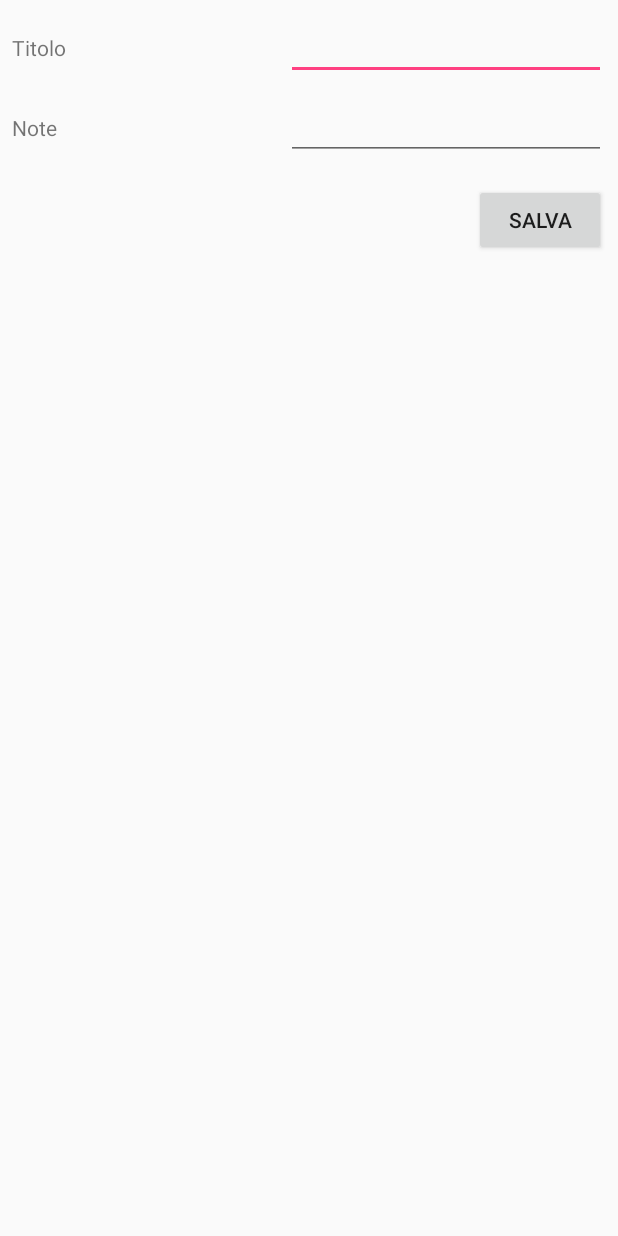
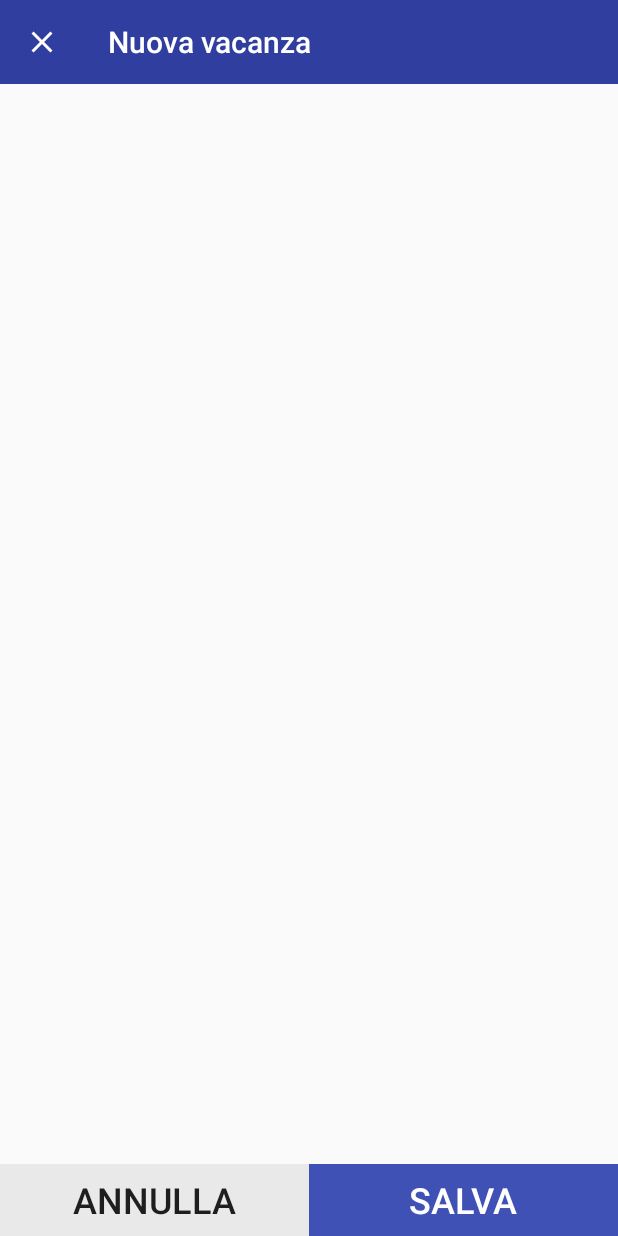
Before and after one commit to RiccardoBiffi/Vacation_Friend, an Android app: the screen it shows after launch (NewVacationActivity), after a tap on an icon or button, on a phone screen of 412 x 824 dp. Run offline under Robolectric (Android 15) with nearby library versions, the phone set to English and light mode, and no system bars; our stand-ins replace Room's generated code; libraries missing offline, so code that uses them is left out: android.arch.persistence.

Commit message:
Inizio importazioni campi nella recyclerview. Iniziato ad impostare l'adapter e la struttura per il passaggio dati degli oggetti interessati.

```diff
--- /dev/null
+++ b/app/src/main/java/com/rbiffi/vacationfriend/Repository/FieldListAdapter.java
@@ -0,0 +1,61 @@
+package com.rbiffi.vacationfriend.Repository;
+
+import android.content.Context;
+import android.support.v7.widget.RecyclerView;
+import android.view.LayoutInflater;
+import android.view.View;
+import android.view.ViewGroup;
+
+import com.rbiffi.vacationfriend.VacationList.IClickEvents;
+
+import java.lang.reflect.Field;
+import java.util.Arrays;
+import java.util.List;
+
+public class FieldListAdapter extends RecyclerView.Adapter<FieldListAdapter.FieldViewHolder> {
+
+    //TODO lista di interi per tutti i possibili fieldList
+    private static final int VIEW_TYPE_TITLE = 0;
+    private static final int VIEW_TYPE_PERIOD = 1;
+    private static final int VIEW_TYPE_PLACE = 2;
+    private static final int VIEW_TYPE_PARTECIPANTS = 3;
+    private static final int VIEW_TYPE_PHOTO = 4;
+    private static final int VIEW_TYPE_NOTES = 5;
+    //...
+
+    private final LayoutInflater inflater;
+    private IClickEvents listener;
+    private List<String> fieldList;
+
+    public FieldListAdapter(Context applicationContext, IUserEditableObject editableObj) {
+        inflater = LayoutInflater.from(applicationContext);
+        fieldList = editableObj.getEditableFields();
+    }
+
+    @Override
+    public FieldViewHolder onCreateViewHolder(ViewGroup parent, int viewType) {
+        return null;
+    }
+
+    @Override
+    public void onBindViewHolder(FieldViewHolder holder, int position) {
+
+    }
+
+    @Override
+    public int getItemCount() {
+        return fieldList.size();
+    }
+
+    @Override
+    public int getItemViewType(int position) {
+        return super.getItemViewType(position);
+    }
+
+    class FieldViewHolder extends RecyclerView.ViewHolder {
+
+        public FieldViewHolder(View itemView) {
+            super(itemView);
+        }
+    }
+}
--- /dev/null
+++ b/app/src/main/java/com/rbiffi/vacationfriend/Repository/IUserEditableObject.java
@@ -0,0 +1,7 @@
+package com.rbiffi.vacationfriend.Repository;
+
+import java.util.List;
+
+public interface IUserEditableObject {
+    List<String> getEditableFields();
+}
--- a/app/src/main/java/com/rbiffi/vacationfriend/Repository/IVacationDao.java
+++ b/app/src/main/java/com/rbiffi/vacationfriend/Repository/IVacationDao.java
@@ -32,7 +32,7 @@ public interface IVacationDao {
     @Query("SELECT * FROM Vacation WHERE isAchieved = 1")
     List<VacationLite> getAchievedVacations();
 
-    @Query("SELECT * from Vacation ORDER BY name ASC")
+    @Query("SELECT * from Vacation ORDER BY title ASC")
     LiveData<List<VacationLite>> getAllVacations();
 
 
--- /dev/null
+++ b/app/src/main/java/com/rbiffi/vacationfriend/Repository/Period.java
@@ -0,0 +1,8 @@
+package com.rbiffi.vacationfriend.Repository;
+
+import java.util.Date;
+
+class Period {
+    public Date startDate;
+    public Date endDate;
+}
--- a/app/src/main/java/com/rbiffi/vacationfriend/Repository/Vacation.java
+++ b/app/src/main/java/com/rbiffi/vacationfriend/Repository/Vacation.java
@@ -1,32 +1,42 @@
 package com.rbiffi.vacationfriend.Repository;
 
+import android.arch.persistence.room.Embedded;
 import android.arch.persistence.room.Entity;
+import android.arch.persistence.room.Ignore;
 import android.arch.persistence.room.Index;
 import android.arch.persistence.room.PrimaryKey;
 import android.net.Uri;
 import android.support.annotation.NonNull;
-
-import java.util.Date;
+import java.util.Arrays;
+import java.util.List;
 
 @Entity(indices = {@Index("id")})
-public class Vacation {
+public class Vacation implements IUserEditableObject {
 
     @PrimaryKey(autoGenerate = true)
     @NonNull
     public int id;
 
     @NonNull
-    public String name;
+    public String title;
+
     @NonNull
-    public Date startDate;
-    @NonNull
-    public Date endDate;
+    @Embedded
+    public Period period;
 
-    public Uri photo;
-    public String note;
-    public Boolean isAchieved;
+    public String place;
 
     //@Relation(parentColumn = "id", entityColumn = "vacationId")
     //public List<Participant> participants;
 
+    public Uri photo;
+    public String notes;
+    public Boolean isAchieved;
+
+
+    @Ignore
+    @Override
+    public List<String> getEditableFields() {
+        return Arrays.asList("title","period","place","partecipants","photo","notes");
+    }
 }
--- a/app/src/main/java/com/rbiffi/vacationfriend/Repository/VacationDatabase.java
+++ b/app/src/main/java/com/rbiffi/vacationfriend/Repository/VacationDatabase.java
@@ -19,7 +19,7 @@ import java.text.SimpleDateFormat;
 
 @Database(entities = {
         Vacation.class,
-        Participant.class}, version = 3)
+        Participant.class}, version = 6)
 @TypeConverters({Converters.class})
 public abstract class VacationDatabase extends RoomDatabase {
 
@@ -64,7 +64,7 @@ public abstract class VacationDatabase extends RoomDatabase {
             DateFormat format = new SimpleDateFormat("dd/MM/yyyy");
 
             Vacation v = new Vacation();
-            v.name = "Croazia 2018";
+            v.title = "Croazia 2018";
             String start = "25/08/2017";
             String end = "02/09/2017";
             try {
@@ -78,12 +78,12 @@ public abstract class VacationDatabase extends RoomDatabase {
                 e.printStackTrace();
             }
             v.photo = Uri.parse("android.resource://com.rbiffi.vacationfriend/" + R.drawable.vacation_photo);
-            v.note = "Prima prova";
+            v.notes = "Prima prova";
             v.achived = false;
             vDao.insert(v);
 
             v = new Vacation();
-            v.name = "Ferragosto 2018";
+            v.title = "Ferragosto 2018";
             start = "12/08/2017";
             end = "17/08/2017";
             try {
@@ -97,7 +97,7 @@ public abstract class VacationDatabase extends RoomDatabase {
                 e.printStackTrace();
             }
             v.photo = Uri.parse("android.resource://com.rbiffi.vacationfriend/" + R.drawable.vacation_photo1);
-            v.note = "Seconda prova";
+            v.notes = "Seconda prova";
             v.achived = false;
             vDao.insert(v);
             */
--- a/app/src/main/java/com/rbiffi/vacationfriend/Repository/VacationListAdapter.java
+++ b/app/src/main/java/com/rbiffi/vacationfriend/Repository/VacationListAdapter.java
@@ -20,6 +20,7 @@ public class VacationListAdapter extends RecyclerView.Adapter<VacationListAdapte
 
     private static final int VIEW_TYPE_EMPTY_LIST_PLACEHOLDER = 0;
     private static final int VIEW_TYPE_OBJECT_VIEW = 1;
+    private static final int VIEW_TYPE_FOOTER = 2;
 
     private final LayoutInflater inflater;
     private IClickEvents listener;
@@ -28,11 +29,6 @@ public class VacationListAdapter extends RecyclerView.Adapter<VacationListAdapte
 
     public VacationListAdapter(Context context) {
         inflater = LayoutInflater.from(context);
-    }
-
-    @Override
-    public int getItemViewType(int position) {
-        return vacationListCache.isEmpty() ? VIEW_TYPE_EMPTY_LIST_PLACEHOLDER: VIEW_TYPE_OBJECT_VIEW;
     }
 
     @Override
@@ -101,6 +97,11 @@ public class VacationListAdapter extends RecyclerView.Adapter<VacationListAdapte
         return vacationListCache.size();
     }
 
+    @Override
+    public int getItemViewType(int position) {
+        return vacationListCache.isEmpty() ? VIEW_TYPE_EMPTY_LIST_PLACEHOLDER: VIEW_TYPE_OBJECT_VIEW;
+    }
+
     public void setListener(IClickEvents listener) {
         this.listener = listener;
     }
--- a/app/src/main/java/com/rbiffi/vacationfriend/VacationList/NewVacationActivity.java
+++ b/app/src/main/java/com/rbiffi/vacationfriend/VacationList/NewVacationActivity.java
@@ -3,12 +3,17 @@ package com.rbiffi.vacationfriend.VacationList;
 import android.content.Intent;
 import android.support.v7.app.AppCompatActivity;
 import android.os.Bundle;
+import android.support.v7.widget.RecyclerView;
+import android.support.v7.widget.Toolbar;
 import android.text.TextUtils;
 import android.view.View;
 import android.widget.Button;
 import android.widget.EditText;
 
 import com.rbiffi.vacationfriend.R;
+import com.rbiffi.vacationfriend.Repository.FieldListAdapter;
+import com.rbiffi.vacationfriend.Repository.IUserEditableObject;
+import com.rbiffi.vacationfriend.Repository.Vacation;
 
 public class NewVacationActivity extends AppCompatActivity {
 
@@ -17,22 +22,29 @@ public class NewVacationActivity extends AppCompatActivity {
     public static final String TITLE_FIELD = "_title";
     public static final String NOTES_FIELD = "_notes";
 
-    private EditText vTitle;
-    private EditText vNotes;
+    private Button confirm;
+    private Button discard;
+    private RecyclerView vacationFieldsList;
+
+    private Toolbar toolbar;
 
     @Override
     protected void onCreate(Bundle savedInstanceState) {
         super.onCreate(savedInstanceState);
         setContentView(R.layout.activity_new_vacation);
+        setupActionBar();
 
-        vTitle = findViewById(R.id.vacationTitle);
-        vNotes = findViewById(R.id.vacationNotes);
+        confirm = findViewById(R.id.saveBottonAction);
+        discard = findViewById(R.id.undoBottonAction);
 
-        final Button save = findViewById(R.id.saveBottonAction);
-        save.setOnClickListener(new View.OnClickListener() {
+        confirm.setOnClickListener(new View.OnClickListener() {
             @Override
             public void onClick(View v) {
                 Intent replyIntent = new Intent();
+                //todo delega di validare i campi obbligatori
+                //todo delega di raccgoliere i risultati
+                //todo costruisci la risposta
+                /*
                 if(TextUtils.isEmpty(vTitle.getText())){
                     setResult(RESULT_CANCELED, replyIntent);
                 }else{
@@ -43,9 +55,41 @@ public class NewVacationActivity extends AppCompatActivity {
                     replyIntent.putExtra(EXTRA_REPLY + NOTES_FIELD, notes);
                     setResult(RESULT_OK, replyIntent);
                 }
+                */
                 finish(); // restituisce il risultato a chi ha chiamato l'activity
             }
         });
 
+        discard.setOnClickListener(new View.OnClickListener() {
+            @Override
+            public void onClick(View v) {
+                finish();
+            }
+        });
+
+        setupListWithAdapter();
+
+    }
+
+    private void setupListWithAdapter() {
+        vacationFieldsList = findViewById(R.id.vacationFieldsList);
+        IUserEditableObject v = new Vacation();
+        final FieldListAdapter adapter = new FieldListAdapter(getApplicationContext(), v);
+    }
+
+    private void setupActionBar() {
+        toolbar = findViewById(R.id.toolbarNewVacation);
+        setSupportActionBar(toolbar); // trasforma la toolbar in una action bar
+
+        // mostra il back alla activity precedente
+        getSupportActionBar().setDisplayHomeAsUpEnabled(true);
+        getSupportActionBar().setDisplayShowHomeEnabled(true);
+        getSupportActionBar().setTitle(R.string.acivity_title_new_vacation);
+    }
+
+    @Override
+    public boolean onSupportNavigateUp() {
+        onBackPressed();
+        return true;
     }
 }
--- a/app/src/main/java/com/rbiffi/vacationfriend/VacationList/Recenti.java
+++ b/app/src/main/java/com/rbiffi/vacationfriend/VacationList/Recenti.java
@@ -63,8 +63,6 @@ public class Recenti extends Fragment implements IClickEvents {
 
         setupListWithAdapter();
         setupFloatingButton();
-        //setupRowClickListeners();
-        //setupListFooter();
     }
 
     @Override
@@ -73,10 +71,12 @@ public class Recenti extends Fragment implements IClickEvents {
 
         if (requestCode == NEW_VACATION_ACTIVITY_RCODE && resultCode == RESULT_OK) {
             Vacation v = new Vacation();
-            v.name = data.getStringExtra(NewVacationActivity.EXTRA_REPLY + NewVacationActivity.TITLE_FIELD);
-            v.note = data.getStringExtra(NewVacationActivity.EXTRA_REPLY + NewVacationActivity.NOTES_FIELD);
+            v.title = data.getStringExtra(NewVacationActivity.EXTRA_REPLY + NewVacationActivity.TITLE_FIELD);
+            v.notes = data.getStringExtra(NewVacationActivity.EXTRA_REPLY + NewVacationActivity.NOTES_FIELD);
+            //todo recupera anche altri campi
             viewModel.insert(v);
         } else {
+            //todo da sostituire con "do nothing"
             Toast.makeText(getContext(), "Elemento non salvato perché vuoto", Toast.LENGTH_SHORT).show();
         }
 
@@ -98,25 +98,6 @@ public class Recenti extends Fragment implements IClickEvents {
         LayoutInflater inflater = getActivity().getLayoutInflater();
         View footer = inflater.inflate(R.layout.listview_footer,vacationList,false);
         vacationList.addFooterView(footer,null,false);
-    }
-
-    private void setupRowClickListeners() {
-        vacationList.setOnItemClickListener(new AdapterView.OnItemClickListener() {
-            @SuppressLint("RestrictedApi")
-            @Override
-            public void onItemClick(AdapterView<?> adapterView, View view, final int i, long l) {
-                long clickedViewId = view.getId();
-
-                if(clickedViewId == R.id.vacationImage) {
-                    //todo start activity della vacanza corrente
-                    Toast.makeText(getContext(), "Start activity"+i, Toast.LENGTH_SHORT).show();
-                } else if (clickedViewId == R.id.vacationMenu){
-                    openPopupMenu(view, i);
-                } else {
-                    Toast.makeText(getContext(), "Unknown view clicked", Toast.LENGTH_SHORT).show();
-                }
-            }
-        });
     }
 */
 
--- a/app/src/main/java/com/rbiffi/vacationfriend/VacationList/VacationList.java
+++ b/app/src/main/java/com/rbiffi/vacationfriend/VacationList/VacationList.java
@@ -21,6 +21,11 @@ import android.view.MenuItem;
 import android.widget.Toast;
 
 import com.rbiffi.vacationfriend.R;
+import com.rbiffi.vacationfriend.Repository.Vacation;
+
+import java.lang.reflect.Field;
+import java.util.Arrays;
+import java.util.List;
 
 public class VacationList extends AppCompatActivity {
 
@@ -118,7 +123,7 @@ public class VacationList extends AppCompatActivity {
     }
 
     private void setupActionBar() {
-        toolbar = findViewById(R.id.toolbar);
+        toolbar = findViewById(R.id.toolbarVacationList);
         setSupportActionBar(toolbar); // trasforma la toolbar in una action bar
     }
 
--- a/app/src/main/res/layout/activity_new_vacation.xml
+++ b/app/src/main/res/layout/activity_new_vacation.xml
@@ -6,64 +6,55 @@
     android:layout_height="match_parent"
     tools:context=".VacationList.NewVacationActivity">
 
-    <TextView
-        android:id="@+id/vacationTitleLabel"
+    <android.support.v7.widget.Toolbar
+        android:id="@+id/toolbarNewVacation"
         android:layout_width="0dp"
         android:layout_height="wrap_content"
-        android:layout_marginEnd="8dp"
-        android:layout_marginLeft="8dp"
-        android:layout_marginRight="8dp"
-        android:layout_marginStart="8dp"
-        android:text="Titolo"
-        app:layout_constraintBaseline_toBaselineOf="@id/vacationTitle"
-        app:layout_constraintEnd_toStartOf="@id/vacationTitle"
-        app:layout_constraintStart_toStartOf="parent" />
+        app:layout_constraintStart_toStartOf="parent"
+        app:layout_constraintEnd_toEndOf="parent"
+        app:layout_constraintBottom_toTopOf="@id/tabs"
+        app:layout_constraintTop_toTopOf="parent"
+        android:background="@color/colorPrimaryDark"
+        android:minHeight="?attr/actionBarSize"
+        android:theme="@style/ThemeOverlay.AppCompat.Dark.ActionBar"
+        />
 
-    <TextView
-        android:id="@+id/vacationNotesLabel"
+    <android.support.v7.widget.RecyclerView
+        android:id="@+id/vacationFieldsList"
         android:layout_width="0dp"
+        android:layout_height="0dp"
+        android:scrollbars="vertical"
+
+        app:layout_constraintBottom_toTopOf="@+id/linearLayout"
+        app:layout_constraintEnd_toEndOf="parent"
+        app:layout_constraintStart_toStartOf="parent"
+        app:layout_constraintTop_toBottomOf="@+id/toolbarNewVacation"
+        />
+
+    <LinearLayout
+        android:id="@+id/linearLayout"
+        android:layout_width="match_parent"
         android:layout_height="wrap_content"
-        android:layout_marginEnd="8dp"
-        android:layout_marginLeft="8dp"
-        android:layout_marginRight="8dp"
-        android:layout_marginStart="8dp"
-        android:text="Note"
-        app:layout_constraintBaseline_toBaselineOf="@id/vacationNotes"
-        app:layout_constraintEnd_toStartOf="@id/vacationNotes"
-        app:layout_constraintStart_toStartOf="parent" />
+        android:orientation="horizontal"
+        app:layout_constraintBottom_toBottomOf="parent">
 
-    <EditText
-        android:id="@+id/vacationTitle"
-        android:layout_width="wrap_content"
-        android:layout_height="wrap_content"
-        android:layout_marginEnd="8dp"
-        android:layout_marginRight="8dp"
-        android:layout_marginTop="8dp"
-        android:ems="10"
-        android:inputType="textPersonName"
-        app:layout_constraintEnd_toEndOf="parent"
-        app:layout_constraintTop_toTopOf="parent" />
+        <Button
+            android:id="@+id/undoBottonAction"
+            style="@style/UndoBotton"
+            android:layout_width="0dp"
+            android:layout_height="wrap_content"
+            android:layout_weight="1"
+            android:text="Annulla" />
 
-    <EditText
-        android:id="@+id/vacationNotes"
-        android:layout_width="wrap_content"
-        android:layout_height="wrap_content"
-        android:layout_marginEnd="8dp"
-        android:layout_marginRight="8dp"
-        android:layout_marginTop="8dp"
-        android:ems="10"
-        android:inputType="textPersonName"
-        app:layout_constraintEnd_toEndOf="parent"
-        app:layout_constraintTop_toBottomOf="@id/vacationTitle" />
+        <Button
+            android:id="@+id/saveBottonAction"
+            style="@style/PrimaryBotton"
+            android:layout_width="0dp"
+            android:layout_height="wrap_content"
+            android:layout_weight="1"
+            android:text="Salva" />
 
-    <Button
-        android:id="@+id/saveBottonAction"
-        android:layout_width="wrap_content"
-        android:layout_height="wrap_content"
-        android:layout_marginEnd="8dp"
-        android:layout_marginRight="8dp"
-        android:layout_marginTop="16dp"
-        android:text="Salva"
-        app:layout_constraintEnd_toEndOf="parent"
-        app:layout_constraintTop_toBottomOf="@id/vacationNotes" />
+    </LinearLayout>
+
+
 </android.support.constraint.ConstraintLayout>
--- a/app/src/main/res/layout/activity_vacation_list.xml
+++ b/app/src/main/res/layout/activity_vacation_list.xml
@@ -7,7 +7,7 @@
     tools:layout_editor_absoluteY="25dp">
 
     <android.support.v7.widget.Toolbar
-        android:id="@+id/toolbar"
+        android:id="@+id/toolbarVacationList"
         android:layout_width="0dp"
         android:layout_height="wrap_content"
         app:layout_constraintStart_toStartOf="parent"
@@ -25,7 +25,7 @@
         android:layout_height="wrap_content"
         app:layout_constraintStart_toStartOf="parent"
         app:layout_constraintEnd_toEndOf="parent"
-        app:layout_constraintTop_toBottomOf="@id/toolbar"
+        app:layout_constraintTop_toBottomOf="@id/toolbarVacationList"
         android:background="@color/colorPrimary"
         android:theme="@style/ThemeOverlay.AppCompat.Dark.ActionBar"
         />
--- a/app/src/main/res/layout/new_vacation_fields.xml
+++ /dev/null
@@ -1,6 +0,0 @@
-<?xml version="1.0" encoding="utf-8"?>
-<android.support.constraint.ConstraintLayout
-    xmlns:android="http://schemas.android.com/apk/res/android" android:layout_width="match_parent"
-    android:layout_height="match_parent">
-
-</android.support.constraint.ConstraintLayout>
--- a/app/src/main/res/values/strings.xml
+++ b/app/src/main/res/values/strings.xml
@@ -24,4 +24,5 @@
     <string name="field_period_ob">Periodo*</string>
     <string name="subfield_period_from">dal</string>
     <string name="subfield_period_to">al</string>
+    <string name="acivity_title_new_vacation">Nuova vacanza</string>
 </resources>
--- a/app/src/main/res/values/styles.xml
+++ b/app/src/main/res/values/styles.xml
@@ -5,6 +5,7 @@
         <item name="colorPrimary">@color/colorPrimary</item>
         <item name="colorPrimaryDark">@color/colorPrimaryDark</item>
         <item name="colorAccent">@color/colorAccent</item>
+        <item name="android:homeAsUpIndicator">@drawable/ic_close_white_24dp</item>
     </style>
 
     <style name="Fields" >
@@ -13,5 +14,14 @@
     <style name="Subfields" >
         <item name="android:textSize">20sp</item>
     </style>
+    <style name="PrimaryBotton">
+        <item name="android:background">@color/colorPrimary</item>
+        <item name="android:textSize">24sp</item>
+        <item name="android:textColor">@android:color/white</item>
+    </style>
+    <style name="UndoBotton">
+        <item name="android:background">@color/lighter_gray</item>
+        <item name="android:textSize">24sp</item>
+    </style>
 
 </resources>
```
Also changed, not shown: 1 other file.
